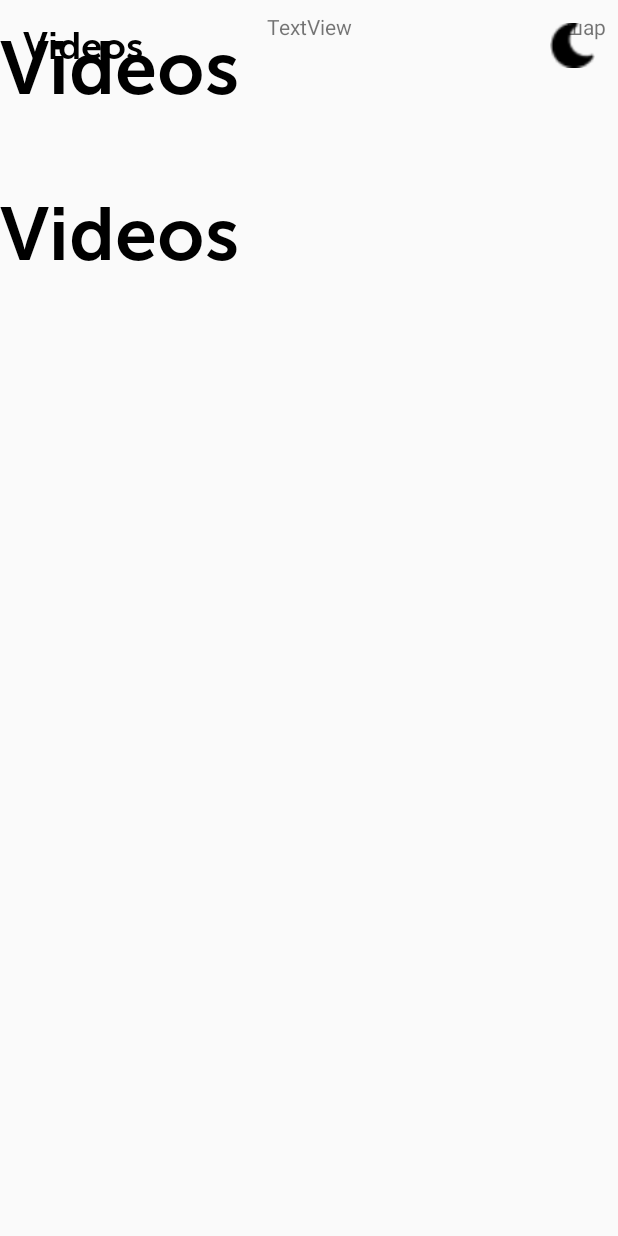
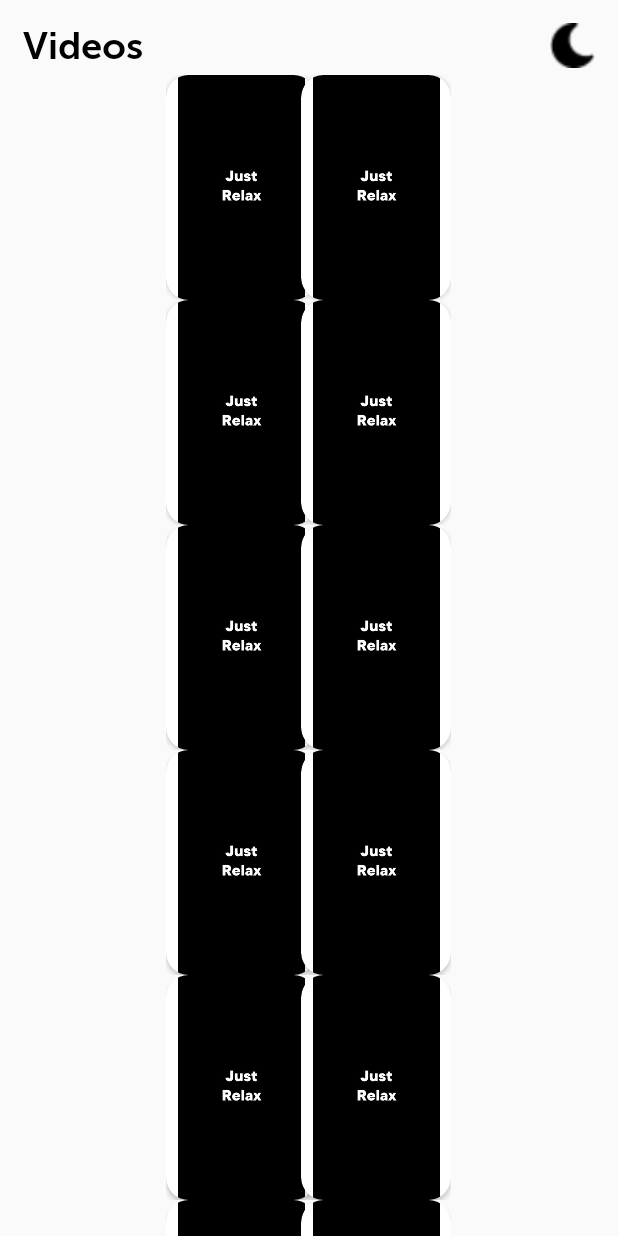
Before and after one commit to andreidevo/JustRelax, an Android app: the screen it shows after launch (MainActivity), on a phone screen of 412 x 824 dp. Run offline under Robolectric (Android 15) with nearby library versions, the phone set to English and light mode, and no system bars; 3 statements that could not run were skipped.

Commit message:
: 1) main 2) png

```diff
--- a/app/build.gradle
+++ b/app/build.gradle
@@ -26,6 +26,7 @@ dependencies {
     implementation fileTree(dir: 'libs', include: ['*.jar'])
     implementation"org.jetbrains.kotlin:kotlin-stdlib-jdk7:$kotlin_version"
     implementation 'com.android.support:appcompat-v7:28.0.0'
+    implementation 'com.android.support:cardview-v7:28.0.0'
     implementation 'com.android.support.constraint:constraint-layout:1.1.3'
     testImplementation 'junit:junit:4.12'
     androidTestImplementation 'com.android.support.test:runner:1.0.2'
--- a/app/src/main/java/justrelax/justrelax/MainActivity.kt
+++ b/app/src/main/java/justrelax/justrelax/MainActivity.kt
@@ -22,30 +22,45 @@ class MainActivity : AppCompatActivity() {
         if (savedInstanceState == null) {
            // val bundle1 = Bundle()
             //bundle1.putString("1","fragment 1")
-            var manager = supportFragmentManager
-            var transic = manager.beginTransaction()
-            var newFragment = FragVideo()
-            transic.add(R.id.con1, newFragment).commit()
-            var recyclerView: RecyclerView = findViewById(R.id.recycle)
-            setAdapter(recyclerView)
+           // var manager = supportFragmentManager
+            //var transic = manager.beginTransaction()
+            //var newFragment = FragVideo()
+           // transic.add(R.id.con1, newFragment).commit()
+
         }
+        var recyclerView: RecyclerView = findViewById(R.id.recycle)
+        recyclerView.setNestedScrollingEnabled(false)
+        var recyclerView1: RecyclerView = findViewById(R.id.recycle1)
+        recyclerView1.setNestedScrollingEnabled(false)
+        SetAdapter(recyclerView)
+        SetAdapter(recyclerView1)
     }
 
     private var mRecyclerView: RecyclerView? = null
     private var mLayoutManager: RecyclerView.LayoutManager? = null
-    fun setAdapter(recyclerView: RecyclerView) {
+    fun SetAdapter(recyclerView: RecyclerView) {
 
         /* Set names of paragraphs */
         var exampleList = ArrayList<VideoClass>()
         exampleList.add(VideoClass(0, "шар", "//https","#ball","omg"))
-        exampleList.add(VideoClass(0, "шар", "//https","#ball","omg"))
+        exampleList.add(VideoClass(22, "13", "//https","#ball","omg"))
+        exampleList.add(VideoClass(24, "13", "//https","#ball","omg"))
+        exampleList.add(VideoClass(25, "13", "//https","#ball","omg"))
+        exampleList.add(VideoClass(25, "13", "//https","#ball","omg"))
+        exampleList.add(VideoClass(25, "13", "//https","#ball","omg"))
+        exampleList.add(VideoClass(25, "13", "//https","#ball","omg"))
+        exampleList.add(VideoClass(25, "13", "//https","#ball","omg"))
+        exampleList.add(VideoClass(25, "13", "//https","#ball","omg"))
+        exampleList.add(VideoClass(25, "13", "//https","#ball","omg"))
+        exampleList.add(VideoClass(25, "13", "//https","#ball","omg"))
+        exampleList.add(VideoClass(25, "13", "//https","#ball","omg"))
+        exampleList.add(VideoClass(25, "13", "//https","#ball","omg"))
 
         recyclerView.setHasFixedSize(true)
         mLayoutManager = LinearLayoutManager(this)
 
         mAdapter = VideoAdapter(exampleList)
         recyclerView.layoutManager = mLayoutManager
-        recyclerView.setAdapter(mAdapter)
-
+        recyclerView.adapter = mAdapter
     }
 }
--- a/app/src/main/java/justrelax/justrelax/VideoAdapter.java
+++ b/app/src/main/java/justrelax/justrelax/VideoAdapter.java
@@ -47,7 +47,8 @@ public class VideoAdapter extends RecyclerView.Adapter<VideoAdapter.ExampleViewH
         final VideoClass currentItem = mExampleList.get(position);
 
         holder.textView.setText(currentItem.getName());
-        holder.itemView.setOnClickListener(new View.OnClickListener() {
+        holder.textView.setId(currentItem.getId());
+        /*holder.itemView.setOnClickListener(new View.OnClickListener() {
             @Override
             public void onClick(View v) {
                 //String mess = (String) v.getContentDescription();
@@ -58,6 +59,7 @@ public class VideoAdapter extends RecyclerView.Adapter<VideoAdapter.ExampleViewH
                 holder.context.startActivity(intent);
             }
         });
+        */
     }
 
     @Override
--- a/app/src/main/java/justrelax/justrelax/VideoClass.java
+++ b/app/src/main/java/justrelax/justrelax/VideoClass.java
@@ -6,9 +6,10 @@ public class VideoClass {
     private String href;
     private String hashTag;
     private String description;
-
+    private int id;
     VideoClass(int id, String name, String href, String hash, String desc)
     {
+        this.id = id;
         this.name = name;
         this.hashTag = hash;
         this.href = href;
@@ -31,6 +32,9 @@ public class VideoClass {
     {
         return this.description;
     }
-
+    public int getId()
+    {
+        return this.id;
+    }
 
 }
--- a/app/src/main/res/layout/activity_main.xml
+++ b/app/src/main/res/layout/activity_main.xml
@@ -2,17 +2,17 @@
 <android.support.constraint.ConstraintLayout
         xmlns:tools="http://schemas.android.com/tools" android:id="@+id/con1"
         xmlns:android="http://schemas.android.com/apk/res/android"
-        xmlns:app="http://schemas.android.com/apk/res-auto" android:layout_width="match_parent"
+        xmlns:app="http://schemas.android.com/apk/res-auto"
+        android:layout_width="match_parent"
         android:layout_height="match_parent">
     <!-- Head -->
     <ImageView
             android:layout_width="30dp"
             android:layout_height="30dp"
-
             app:layout_constraintEnd_toEndOf="parent"
             android:layout_marginEnd="15dp"
             android:layout_marginTop="15dp"
-            app:layout_constraintTop_toTopOf="parent" app:srcCompat="@drawable/moonblack"/>
+            app:layout_constraintTop_toTopOf="parent" app:srcCompat="@drawable/moonblack"/>//Name
     <TextView
             android:layout_width="wrap_content"
             android:layout_height="wrap_content"
@@ -20,50 +20,46 @@
             android:fontFamily="@font/mu2"
             android:textSize="25dp"
             android:textColor="#000"
-
             app:layout_constraintStart_toStartOf="parent"
             android:layout_marginStart="15dp"
             android:layout_marginTop="15dp"
-            app:layout_constraintTop_toTopOf="parent" android:id="@+id/textView2"/>
+            app:layout_constraintTop_toTopOf="parent" android:id="@+id/textView2"/>//Theme
+
     <!-- Body -->
-    <ScrollView android:layout_width="match_parent" android:layout_height="1000dp">
-        <FrameLayout android:layout_width="match_parent" android:layout_height="wrap_content">
-            <LinearLayout android:id="@+id/opa" android:orientation="vertical" android:layout_height="1000dp"
-                          android:layout_width="wrap_content">
-
-                <TextView
-                        android:layout_width="wrap_content"
-                        android:layout_height="wrap_content"
-                        android:text="Videos"
-                        android:fontFamily="@font/mu2"
-                        android:textSize="50dp"
-                        android:textColor="#000"
-
-                        app:layout_constraintStart_toStartOf="parent"
-                        android:layout_marginTop="15dp"
-                        app:layout_constraintTop_toTopOf="parent" android:id="@+id/textView6"/>
-                <TextView
-                        android:layout_width="wrap_content"
-                        android:layout_height="wrap_content"
-                        android:text="Videos"
-                        android:fontFamily="@font/mu2"
-                        android:textSize="50dp"
-                        android:textColor="#000"
-
-                        app:layout_constraintStart_toStartOf="parent"
-                        android:layout_marginTop="50dp"
-                        app:layout_constraintTop_toTopOf="parent" android:id="@+id/textView7"/>
+    <ScrollView
+            android:layout_width="match_parent"
+            android:layout_height="wrap_content"
+            android:layout_marginTop="50dp"
+            app:layout_constraintTop_toTopOf="parent">
+        <FrameLayout
+                android:layout_width="match_parent"
+                android:layout_height="wrap_content">
+            <LinearLayout
+                    android:id="@+id/opa"
+                    android:orientation="vertical"
+                    android:layout_gravity="center"
+                    android:layout_marginRight="30dp"
+                    android:layout_height="wrap_content"
+                    android:layout_width="wrap_content">
+                <android.support.v7.widget.RecyclerView
+                        android:id="@+id/recycle1"
+                        android:layout_width="match_parent"
+                        android:paddingRight="30dp"
+                        android:layout_height="wrap_content"/>
             </LinearLayout>
-            <LinearLayout android:id="@+id/aff" android:layout_gravity="right" android:layout_width="wrap_content"  android:orientation="vertical" android:layout_height="wrap_content">
-
-           <android.support.v7.widget.RecyclerView
-                   android:id="@+id/recycle"
-                   android:layout_width="match_parent"
-                   android:layout_height="match_parent">
-
-
-           </android.support.v7.widget.RecyclerView>
-        </LinearLayout>
+            <LinearLayout
+                    android:id="@+id/aff"
+                    android:layout_gravity="center"
+                    android:layout_width="wrap_content"
+                    android:layout_marginLeft="30dp"
+                    android:orientation="vertical"
+                    android:layout_height="wrap_content">
+                <android.support.v7.widget.RecyclerView
+                        android:id="@+id/recycle"
+                        android:paddingLeft="30dp"
+                        android:layout_width="match_parent"
+                        android:layout_height="wrap_content"/>
+            </LinearLayout>
         </FrameLayout>
     </ScrollView>
 
--- a/app/src/main/res/layout/fragment_video.xml
+++ b/app/src/main/res/layout/fragment_video.xml
@@ -2,14 +2,15 @@
 <android.support.constraint.ConstraintLayout
         xmlns:android="http://schemas.android.com/apk/res/android"
         xmlns:app="http://schemas.android.com/apk/res-auto" xmlns:tools="http://schemas.android.com/tools" android:layout_width="match_parent"
-        android:layout_height="match_parent"
+        android:layout_height="wrap_content"
 >
+<android.support.v7.widget.CardView android:layout_width="wrap_content"
+                                    android:layout_height="wrap_content"
+                                    app:cardCornerRadius="15dp"
+                                    android:elevation="0dp"
 
-    <TextView
-            android:text="TextView"
-            android:layout_width="wrap_content"
-            android:layout_height="wrap_content"
-            android:id="@+id/textView" app:layout_constraintStart_toStartOf="parent" android:layout_marginStart="8dp"
-            app:layout_constraintEnd_toEndOf="parent" android:layout_marginEnd="8dp" android:layout_marginTop="8dp"
-            app:layout_constraintTop_toTopOf="parent"/>
+>
+    <ImageView android:layout_width="100dp" android:layout_height="150dp"
+               app:srcCompat="@drawable/text2" android:scaleType="centerInside"/>
+</android.support.v7.widget.CardView>
 </android.support.constraint.ConstraintLayout>
```
Also changed, not shown: app/src/main/res/drawable/text2.jpg (added), app/src/main/res/drawable/textPng.jpg (added).
